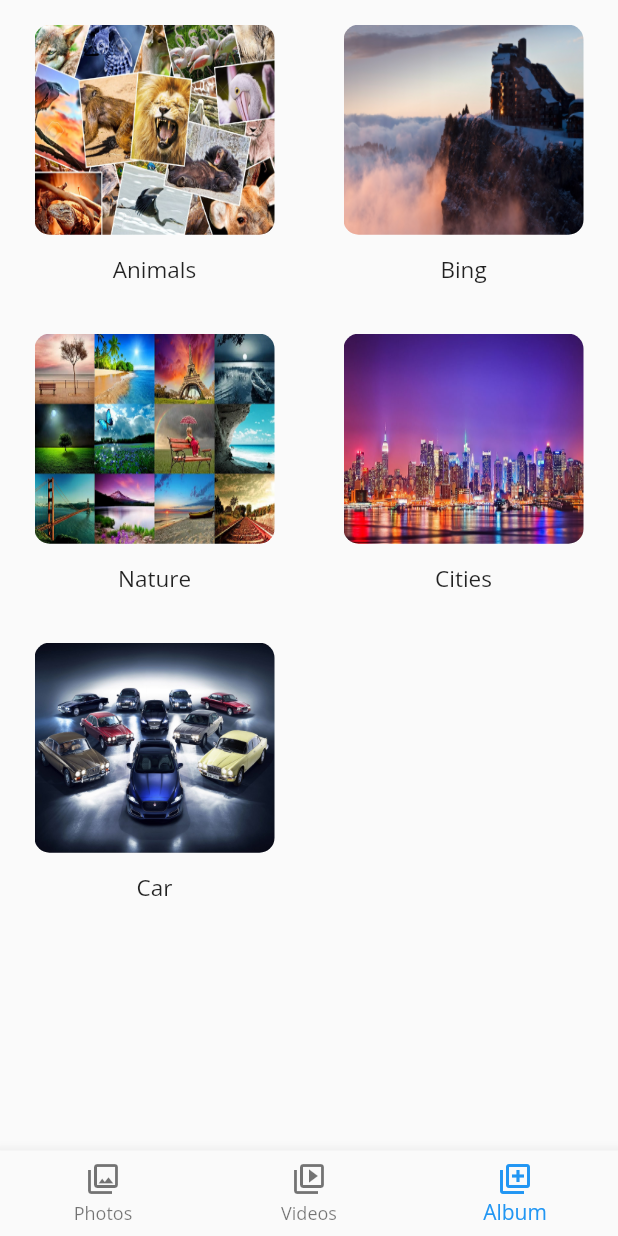
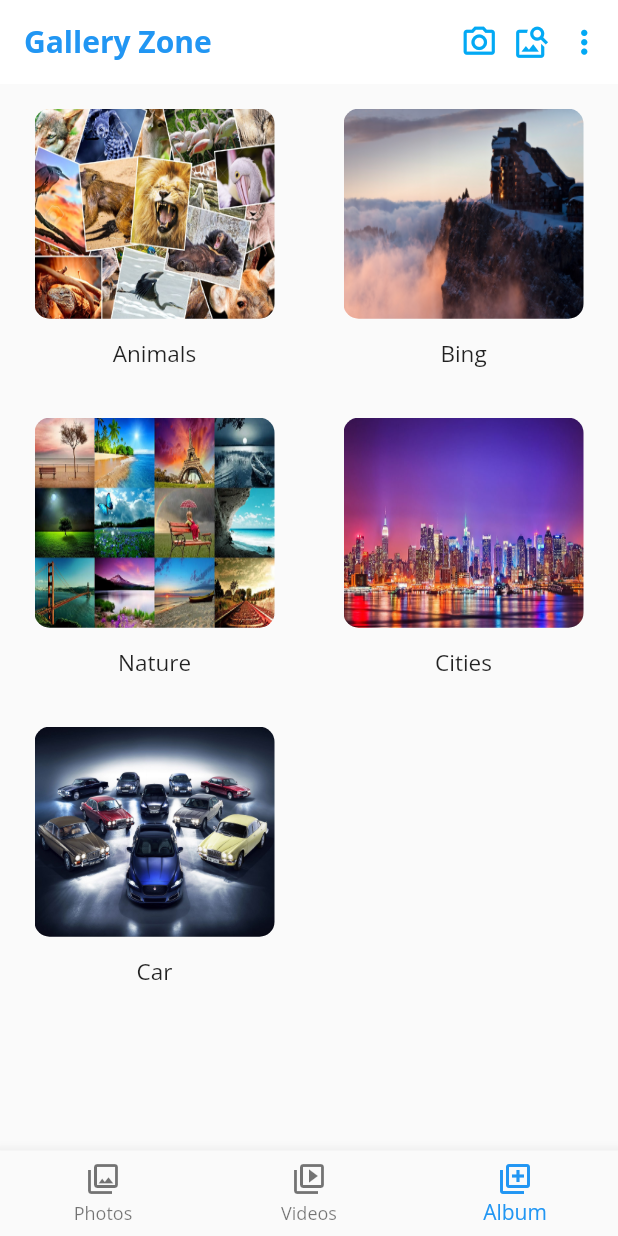
Before and after one commit to VivekTailor19/gallery_zone, a Flutter app: the screen it shows after launch, item 3 of the bottom bar chosen, on a phone screen of 412 x 824 dp. Run offline on Flutter 3.47's test engine with Material 2 defaults, Android fonts, the light colour scheme and no system bars; our stand-ins replace google_fonts.

Commit message:
Gallery Zone

```diff
--- a/lib/view/homescreen.dart
+++ b/lib/view/homescreen.dart
@@ -28,6 +28,23 @@ class _Home_ScreenState extends State<Home_Screen> {
 
     return SafeArea(
       child: Scaffold(
+        appBar: AppBar(backgroundColor: Colors.white,
+          elevation: 0,
+          title: Text("Gallery Zone",style: TextStyle(color: Colors.blue,fontWeight: FontWeight.bold),),
+          actions: [
+
+            Padding(
+              padding: const EdgeInsets.symmetric(horizontal: 10),
+              child: Icon(Icons.camera_alt_outlined,color: Colors.lightBlue,size: 25,),
+            ),
+            Icon(Icons.image_search,color: Colors.lightBlue,size: 25),
+            Padding(
+              padding: const EdgeInsets.symmetric(horizontal: 10),
+              child: Icon(Icons.more_vert_rounded,color: Colors.lightBlue,size: 25),
+            ),
+
+          ],
+        ),
         bottomNavigationBar: BottomNavigationBar(
           onTap: (value) {
             gpF!.selectscreen(value);
```
Also changed, not shown: lib/view/imageshow.dart (+9 -6 lines).
